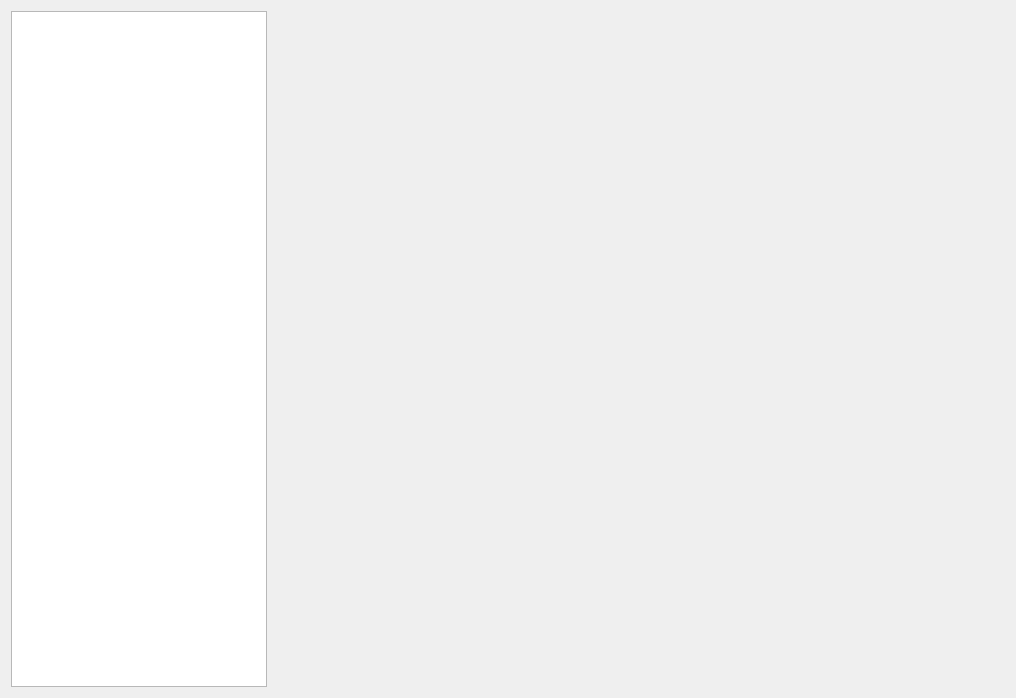
The window that User/SimpleApplication/maindialog.ui (OzhegovRoman/ControlUnit4_Software) describes before a commit, drawn with Qt 5.
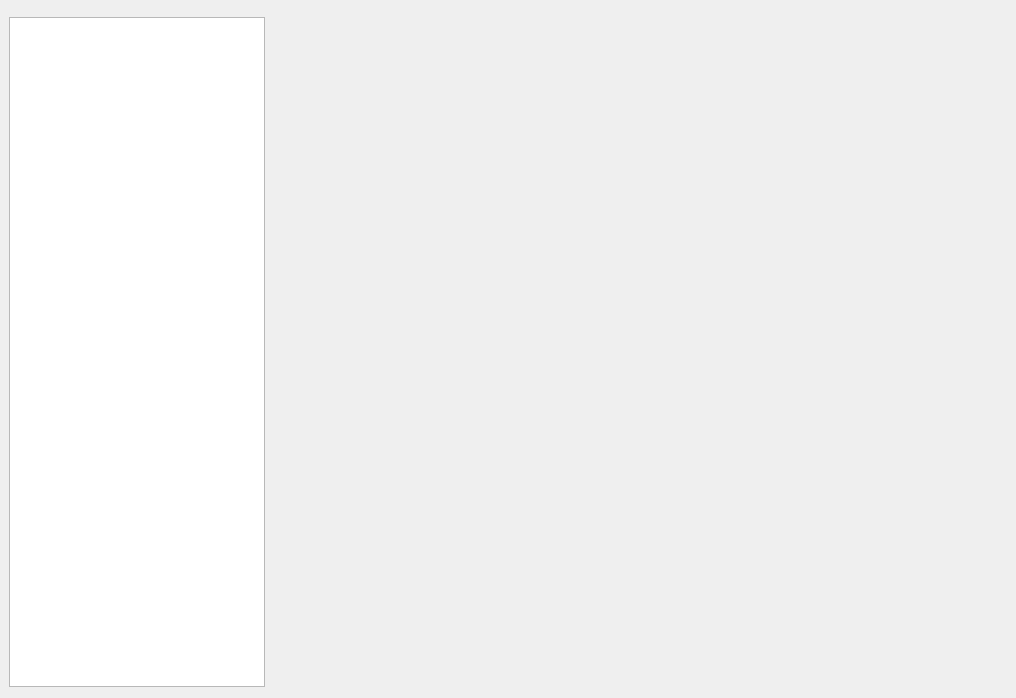
The same window after the commit. Icons and pictures are not drawn.

Diff of the .ui file:
```diff
--- a/User/SimpleApplication/maindialog.ui
+++ b/User/SimpleApplication/maindialog.ui
@@ -17,6 +17,17 @@
    <iconset>
     <normaloff>:/Icons/MainIcon.ico</normaloff>:/Icons/MainIcon.ico</iconset>
   </property>
+  <layout class="QVBoxLayout" name="verticalLayout">
+   <property name="spacing">
+    <number>6</number>
+   </property>
+   <property name="leftMargin">
+    <number>9</number>
+   </property>
+   <item>
+    <widget class="QWidget" name="wTitle" native="true"/>
+   </item>
+   <item>
   <layout class="QHBoxLayout" name="horizontalLayout">
    <item>
     <widget class="QListWidget" name="listWidget">
@@ -42,6 +53,8 @@
       <number>-1</number>
      </property>
     </widget>
+     </item>
+    </layout>
    </item>
   </layout>
  </widget>
```
Lines whose indentation alone changed are shown as unchanged.
